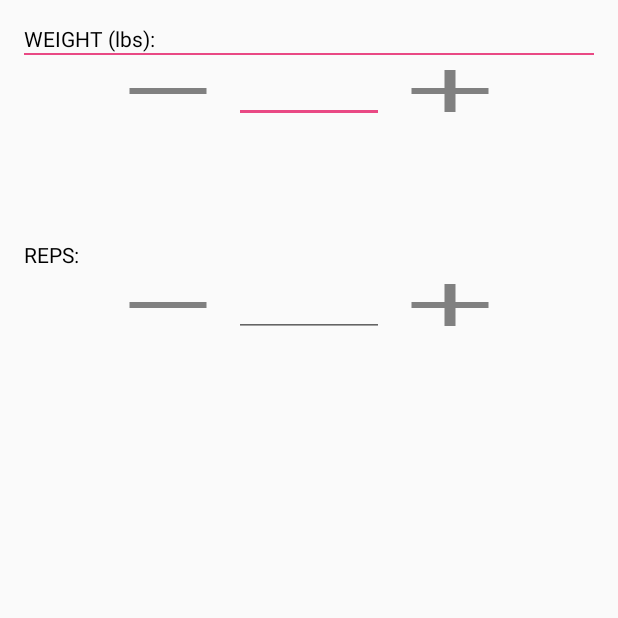
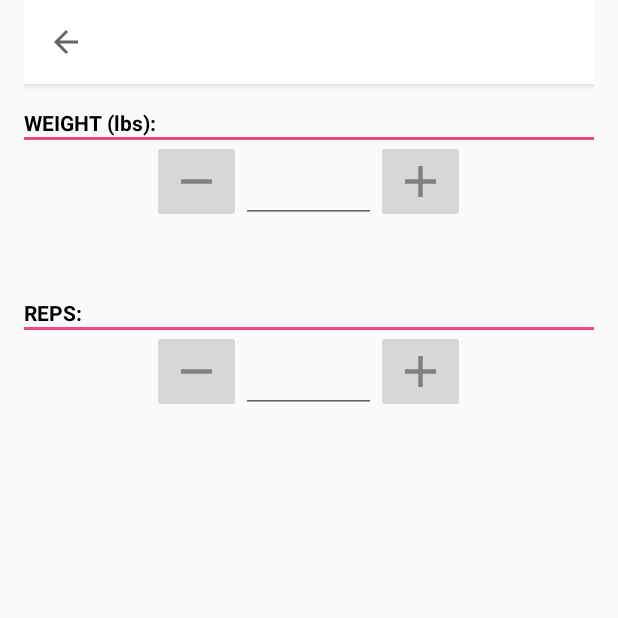
Before and after one commit to ziming9/FitnessApp, an Android app: the SetsRepsActivity screen opened directly, with no data from a screen before it, on a phone screen of 412 x 824 dp, the top half of it. Run offline under Robolectric (Android 15) with nearby library versions, the phone set to English and light mode, and no system bars; 1 statement that could not run was skipped.

Commit message:
Implemented Weight/Reps Activity and app icon.

```diff
--- a/app/src/main/AndroidManifest.xml
+++ b/app/src/main/AndroidManifest.xml
@@ -6,9 +6,9 @@
 
     <application
         android:allowBackup="true"
-        android:icon="@mipmap/ic_launcher"
+        android:icon="@mipmap/ic_launcher_barbell"
         android:label="@string/app_name"
-        android:roundIcon="@mipmap/ic_launcher_round"
+        android:roundIcon="@mipmap/ic_launcher_barbell"
         android:supportsRtl="true"
         android:theme="@style/AppTheme">
         <activity android:name=".MainActivity">
--- a/app/src/main/java/com/example/myapplication/SetsRepsActivity.java
+++ b/app/src/main/java/com/example/myapplication/SetsRepsActivity.java
@@ -1,15 +1,82 @@
 package com.example.myapplication;
 
+import android.content.Intent;
+import android.support.v7.app.ActionBar;
 import android.support.v7.app.AppCompatActivity;
 import android.os.Bundle;
+import android.support.v7.widget.Toolbar;
+import android.view.Menu;
+import android.view.MenuItem;
+import android.view.View;
+import android.widget.Button;
+import android.widget.EditText;
+import android.widget.ImageButton;
+import android.widget.TextView;
 
 public class SetsRepsActivity extends AppCompatActivity {
+    double weight = 0.0;
+    int reps = 0;
+    private Toolbar toolBar;
+    EditText weightValue, repValue;
 
     @Override
     protected void onCreate(Bundle savedInstanceState) {
         super.onCreate(savedInstanceState);
         setContentView(R.layout.activity_sets_reps);
 
+        toolBar = findViewById(R.id.setsreps_layout);
+        weightValue = findViewById(R.id.weight_value);
+        repValue = findViewById(R.id.rep_value);
+        setSupportActionBar(toolBar);
 
+        Bundle extras = getIntent().getExtras();
+        String excerciseName = extras.getString("exerciseName");
+
+        ActionBar actionBar = getSupportActionBar();
+        if (actionBar != null) {
+            getSupportActionBar().setTitle(excerciseName);
+            getSupportActionBar().setDisplayHomeAsUpEnabled(true);
+        }
     }
+
+    public void increaseWeight(View view) {
+        weight = weight + 5.0;
+        weightValue.setText(Double.toString(weight));
+    }
+
+    public void decreaseWeight(View view) {
+        weight = weight - 5.0;
+        if (weight < 0) {
+            weight = 0.0;
+        }
+        weightValue.setText(Double.toString(weight));
+    }
+
+    public void increaseRep(View view) {
+        reps++;
+        repValue.setText(Integer.toString(reps));
+    }
+
+    public void decreaseRep(View view) {
+        reps--;
+        if (reps < 0) {
+            reps = 0;
+        }
+        repValue.setText(Integer.toString(reps));
+    }
+
+
+    public boolean onOptionsItemSelected(MenuItem item){
+        switch (item.getItemId()) {
+            case android.R.id.home:
+                finish();
+                return true;
+        }
+        return super.onOptionsItemSelected(item);
+    }
+
+    public boolean onCreateOptionsMenu(Menu menu) {
+        return true;
+    }
+
 }
--- a/app/src/main/java/com/example/myapplication/WorkoutList_Fragment.java
+++ b/app/src/main/java/com/example/myapplication/WorkoutList_Fragment.java
@@ -64,15 +64,14 @@ public class WorkoutList_Fragment extends AppCompatActivity implements AlertDial
 
             @Override
             public void onItemClick(View view, int position) {
-                Intent intent = new Intent();
                 Intent setsReps = new Intent(WorkoutList_Fragment.this, SetsRepsActivity.class);
-                String exercise_name =
+                String exerciseName =
                         ((TextView) recyclerView.findViewHolderForAdapterPosition(position).itemView.findViewById(R.id.wl_exercise)).getText().toString();
                 if (isMultiSelect) {
                     multi_select(position);
                 }else
-                    Toast.makeText(getApplicationContext(), exercise_name, Toast.LENGTH_SHORT).show();
-                    intent.putExtra("exercise_name",exercise_name);
+                    Toast.makeText(getApplicationContext(), exerciseName, Toast.LENGTH_SHORT).show();
+                    setsReps.putExtra("exerciseName", exerciseName);
                     startActivity(setsReps);
             }
 
--- /dev/null
+++ b/app/src/main/res/drawable/ic_add_black_35dp.xml
@@ -0,0 +1,5 @@
+<vector android:height="35dp" android:tint="#808080"
+    android:viewportHeight="24.0" android:viewportWidth="24.0"
+    android:width="35dp" xmlns:android="http://schemas.android.com/apk/res/android">
+    <path android:fillColor="#FF000000" android:pathData="M19,13h-6v6h-2v-6H5v-2h6V5h2v6h6v2z"/>
+</vector>
--- /dev/null
+++ b/app/src/main/res/drawable/ic_subtract_black_35dp.xml
@@ -0,0 +1,5 @@
+<vector android:height="35dp" android:tint="#808080"
+    android:viewportHeight="24.0" android:viewportWidth="24.0"
+    android:width="35dp" xmlns:android="http://schemas.android.com/apk/res/android">
+    <path android:fillColor="#FF000000" android:pathData="M19,13H5v-2h14v2z"/>
+</vector>
--- a/app/src/main/res/layout/activity_sets_reps.xml
+++ b/app/src/main/res/layout/activity_sets_reps.xml
@@ -9,16 +9,22 @@
     android:paddingRight="16dp"
     tools:context=".SetsRepsActivity">
 
+    <include
+        android:id="@+id/setsreps_layout"
+        layout="@layout/setsreps_layout">
+    </include>
+
     <TextView
         android:layout_width="match_parent"
         android:layout_height="wrap_content"
         android:paddingTop="16dp"
         android:text="@string/weight"
+        android:textStyle="bold"
         android:textColor="@color/colorBlack"/>
 
     <View
         android:layout_width="fill_parent"
-        android:layout_height="1dp"
+        android:layout_height="2dp"
         android:background="@color/colorAccent" />
 
     <RelativeLayout
@@ -26,27 +32,33 @@
         android:layout_height="wrap_content"
         android:gravity="center">
 
-        <Button
+        <ImageButton
             android:id="@+id/increase_weight"
             android:layout_width="wrap_content"
             android:layout_height="wrap_content"
-            android:layout_weight="1"
-            android:background="@drawable/ic_add_black_24dp"
-            android:layout_toRightOf="@+id/weight_value"/>
+            android:layout_toRightOf="@+id/weight_value"
+            android:src="@drawable/ic_add_black_35dp"
+            android:onClick="increaseWeight"/>
 
         <EditText
             android:id="@+id/weight_value"
-            android:layout_width="100dp"
-            android:layout_height="wrap_content"
+            android:layout_width="90dp"
+            android:layout_height="55dp"
+            android:gravity="center_horizontal"
+            android:textSize="20dp"
+            android:focusable="false"
             android:maxLength="5"
+            android:cursorVisible="false"
+            android:textStyle="bold"
+            android:textColor="@color/colorGrey"
             android:layout_toRightOf="@+id/decrease_weight"/>
 
-        <Button
+        <ImageButton
             android:id="@+id/decrease_weight"
             android:layout_width="wrap_content"
             android:layout_height="wrap_content"
-            android:layout_weight="1"
-            android:background="@drawable/ic_subtract_black_24dp"
+            android:src="@drawable/ic_subtract_black_35dp"
+            android:onClick="decreaseWeight"
             />
     </RelativeLayout>
 
@@ -54,37 +66,49 @@
     <TextView
         android:layout_width="match_parent"
         android:layout_height="wrap_content"
-        android:paddingTop="75dp"
+        android:paddingTop="50dp"
         android:textColor="@color/colorBlack"
+        android:textStyle="bold"
         android:text="@string/reps"/>
+
+    <View
+        android:id="@+id/bar"
+        android:layout_width="fill_parent"
+        android:layout_height="2dp"
+        android:background="@color/colorAccent" />
 
     <RelativeLayout
         android:layout_width="match_parent"
         android:layout_height="wrap_content"
         android:gravity="center">
 
-        <Button
+        <ImageButton
             android:id="@+id/increase_rep"
             android:layout_width="wrap_content"
             android:layout_height="wrap_content"
-            android:layout_weight="1"
-            android:background="@drawable/ic_add_black_24dp"
-            android:layout_toRightOf="@+id/rep_value"/>
+            android:layout_toRightOf="@+id/rep_value"
+            android:src="@drawable/ic_add_black_35dp"
+            android:onClick="increaseRep"/>
 
         <EditText
             android:id="@+id/rep_value"
-            android:layout_width="100dp"
-            android:layout_height="wrap_content"
+            android:layout_width="90dp"
+            android:layout_height="55dp"
+            android:gravity="center_horizontal"
+            android:textSize="20dp"
             android:maxLength="5"
-            android:layout_toRightOf="@+id/decrease_rep"/>
+            android:focusable="false"
+            android:cursorVisible="false"
+            android:layout_toRightOf="@+id/decrease_rep"
+            android:textStyle="bold"
+            android:textColor="@color/colorGrey"/>
 
-        <Button
+        <ImageButton
             android:id="@+id/decrease_rep"
             android:layout_width="wrap_content"
             android:layout_height="wrap_content"
-            android:layout_weight="1"
-            android:background="@drawable/ic_subtract_black_24dp"
-            />
+            android:src="@drawable/ic_subtract_black_35dp"
+            android:onClick="decreaseRep" />
     </RelativeLayout>
 
 </android.widget.LinearLayout>
--- /dev/null
+++ b/app/src/main/res/layout/setsreps_layout.xml
@@ -0,0 +1,9 @@
+<?xml version="1.0" encoding="utf-8"?>
+<android.support.v7.widget.Toolbar xmlns:android="http://schemas.android.com/apk/res/android"
+    android:layout_width="match_parent"
+    android:layout_height="wrap_content"
+    xmlns:app="http://schemas.android.com/apk/res-auto"
+    android:background="@color/colorWhite"
+    android:elevation="4dp">
+
+</android.support.v7.widget.Toolbar>
```
Also changed, not shown: app/src/main/res/layout/toolbar_layout.xml (+5 -5 lines), app/src/main/res/mipmap-hdpi/ic_launcher_barbell.png (added).
